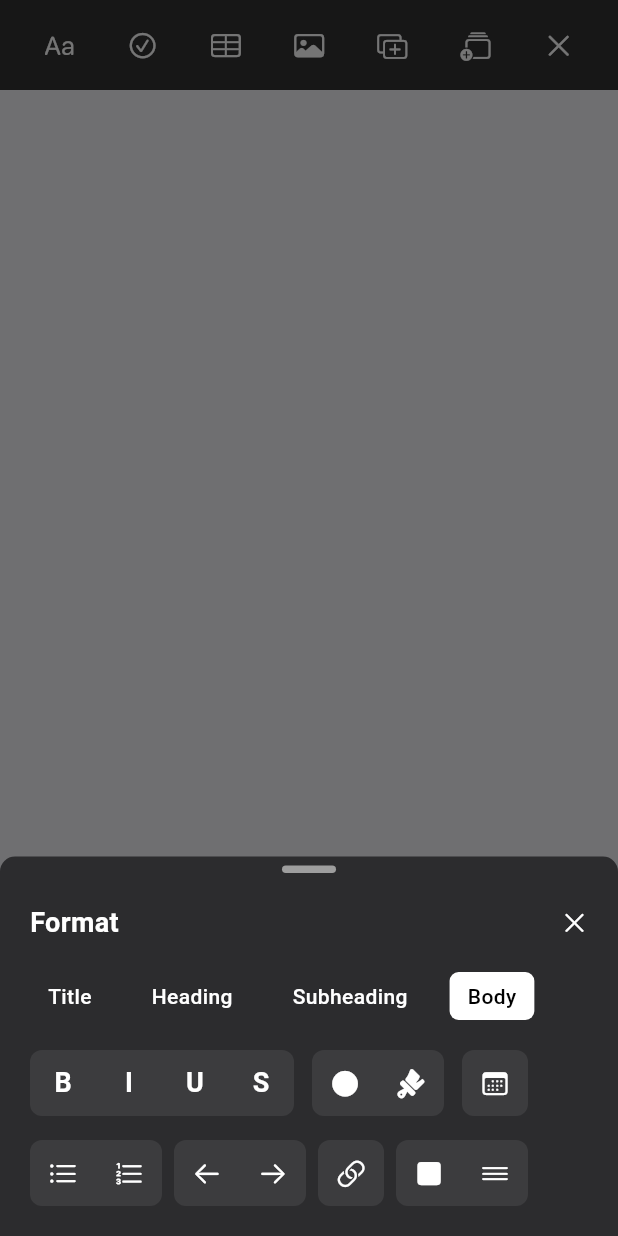
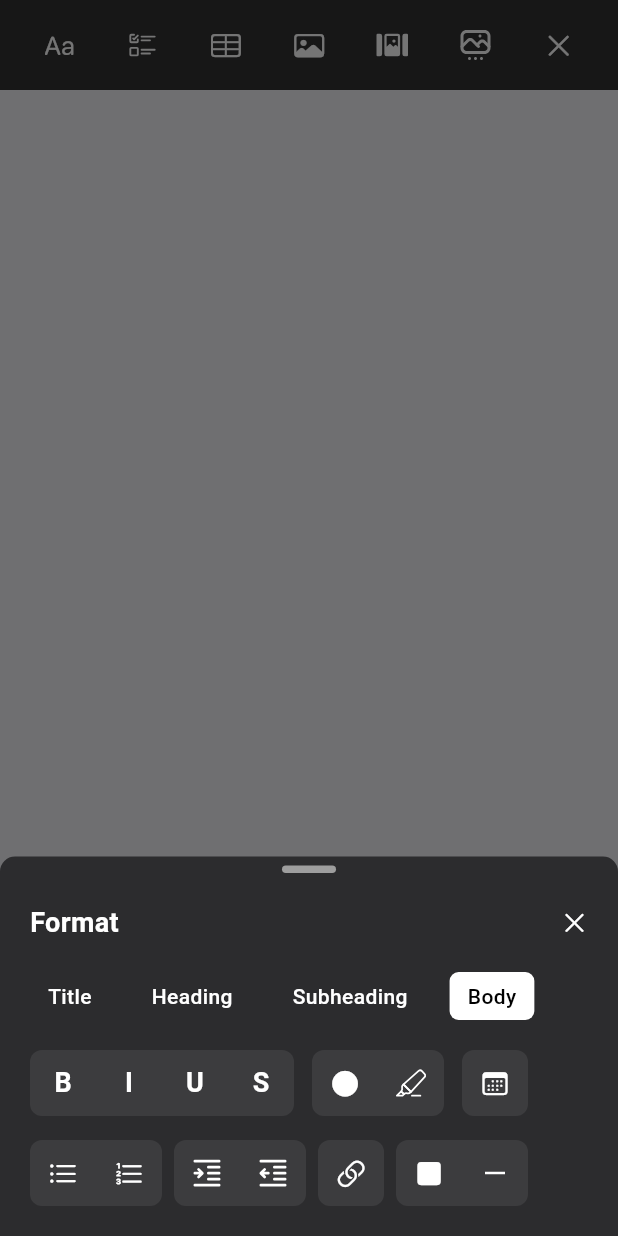
Before and after one commit to WaldronElijah/PicoNotes, a Flutter app: the NoteEditorToolbar widget shown alone on an empty page, opened directly, after a tap on an icon or button, on a phone screen of 412 x 824 dp. Run offline on Flutter 3.47's test engine with Material 3 defaults, Android fonts, the phone set to English and light mode, and no system bars; our stand-ins replace flutter_dotenv, flutter_riverpod, flutter_svg, font_awesome_flutter, google_sign_in, shared_preferences and 1 more; missing offline and left inert: flutter_quill; accounts and stored records are empty; Roboto replaces fonts that are missing (SF Pro Text); project files that could hold a hidden picture were left out.

Commit message:
feat: Integrate custom SVG icons throughout note editor
- Add flutter_svg dependency and SVG asset support
- Create reusable SvgIcon widget with theme-aware rendering
- Update toolbar with custom icons: checklist, carousel, stack
- Enhance format modal with custom marker, indent, and divider icons
- Implement stateful alignment toggle in carousel/stack modals
- Add brand-specific SVG icons for media sources (Pinterest, TikTok, Spotify, Apple Music, SoundCloud)
- Fix SVG parsing issues and optimize icon rendering
- Maintain consistent design language while adding custom branding
- Improve user experience with larger, more recognizable icons

This update significantly enhances the visual identity of the note editor
while maintaining full functionality and performance.

```diff
--- /dev/null
+++ b/lib/core/widgets/svg_icon.dart
@@ -0,0 +1,54 @@
+import 'package:flutter/material.dart';
+import 'package:flutter_svg/flutter_svg.dart';
+
+class SvgIcon extends StatelessWidget {
+  /// Pass either a bare name like '021-carousel'
+  /// or a full path like 'assets/darkmodecollection/svg/021-carousel.svg'
+  const SvgIcon(
+    this.name, {
+    super.key,
+    this.size = 24,
+    this.color,
+    this.semanticsLabel,
+  });
+
+  final String name;
+  final double size;
+  final Color? color;
+  final String? semanticsLabel;
+
+  String _resolvePath(BuildContext context) {
+    // Since we're only using dark mode icons for now
+    final isDark = true; // Theme.of(context).brightness == Brightness.dark;
+
+    // sanitize quotes/spaces that may come from lists/json
+    final raw = name.replaceAll('"', '').trim();
+
+    // If caller passed a full path, use it
+    if (raw.startsWith('assets/')) {
+      return raw.endsWith('.svg') ? raw : '$raw.svg';
+    }
+
+    // Otherwise build the themed path (dark mode only for now)
+    final base = isDark
+        ? 'assets/darkmodecollection/svg'
+        : 'assets/lightmodecollection/svg';
+    final filename = raw.endsWith('.svg') ? raw : '$raw.svg';
+    return '$base/$filename';
+  }
+
+  @override
+  Widget build(BuildContext context) {
+    final path = _resolvePath(context);
+
+    return SvgPicture.asset(
+      path,
+      width: size,
+      height: size,
+      colorFilter: color != null
+          ? ColorFilter.mode(color!, BlendMode.srcIn)
+          : null,
+      placeholderBuilder: (_) => SizedBox(width: size, height: size),
+    );
+  }
+}
--- a/lib/features/note_editor/presentation/widgets/note_editor_toolbar.dart
+++ b/lib/features/note_editor/presentation/widgets/note_editor_toolbar.dart
@@ -1,6 +1,7 @@
 import 'package:flutter/material.dart';
 import 'package:flutter/cupertino.dart';
 import 'custom_modals.dart';
+import '../../../../core/widgets/svg_icon.dart';
 
 class NoteEditorToolbar extends StatelessWidget {
   final VoidCallback? onFormatTap;
@@ -37,7 +38,7 @@ class NoteEditorToolbar extends StatelessWidget {
           // 1. Format button
           _buildToolbarIconButton(
             context,
-            CupertinoIcons.textformat,
+            const Icon(CupertinoIcons.textformat, color: Colors.white, size: 20),
             onTap: onFormatTap ?? () => CustomModals.showFormatModal(
               context,
               onBold: null,
@@ -57,35 +58,35 @@ class NoteEditorToolbar extends StatelessWidget {
           // 2. Checklist button
           _buildToolbarIconButton(
             context,
-            CupertinoIcons.check_mark_circled,
+            const SvgIcon('006-checklist', size: 20, color: Colors.white),
             onTap: onChecklistTap ?? () => CustomModals.showChecklistModal(context),
           ),
 
           // 3. Table button
           _buildToolbarIconButton(
             context,
-            CupertinoIcons.table,
+            const Icon(CupertinoIcons.table, color: Colors.white, size: 20),
             onTap: onTableTap ?? () => CustomModals.showTableModal(context),
           ),
 
           // 4. Photo gallery bank button
           _buildToolbarIconButton(
             context,
-            CupertinoIcons.photo,
+            const Icon(CupertinoIcons.photo, color: Colors.white, size: 20),
             onTap: onMediaTap ?? () => CustomModals.showMediaModal(context),
           ),
 
           // 5. Carousel button (layout)
           _buildToolbarIconButton(
             context,
-            CupertinoIcons.plus_rectangle_on_rectangle,
+            const SvgIcon('021-carousel', size: 24, color: Colors.white),
             onTap: onCarouselTap ?? () => CustomModals.showCarouselModal(context),
           ),
 
           // 6. Stack button
           _buildToolbarIconButton(
             context,
-            CupertinoIcons.rectangle_stack_badge_plus,
+            const SvgIcon('019-stack', size: 24, color: Colors.white),
             onTap: onStackTap ?? () => CustomModals.showStackModal(context),
           ),
 
@@ -99,7 +100,7 @@ class NoteEditorToolbar extends StatelessWidget {
           // 8. X button (close/dismiss)
           _buildToolbarIconButton(
             context,
-            CupertinoIcons.xmark,
+            const Icon(CupertinoIcons.xmark, color: Colors.white, size: 20),
             onTap: onCloseTap ?? () => FocusScope.of(context).unfocus(),
           ),
         ],
@@ -133,7 +134,7 @@ class NoteEditorToolbar extends StatelessWidget {
 
   Widget _buildToolbarIconButton(
     BuildContext context,
-    IconData icon, {
+    Widget icon, {
     Color? color,
     VoidCallback? onTap,
   }) {
@@ -143,11 +144,7 @@ class NoteEditorToolbar extends StatelessWidget {
         width: 32,
         height: 32,
         alignment: Alignment.center,
-        child: Icon(
-          icon,
-          color: color ?? Colors.white,
-          size: 20,
-        ),
+        child: icon,
       ),
     );
   }
@@ -160,9 +157,9 @@ class NoteEditorToolbar extends StatelessWidget {
         context,
         'AI Options',
         [
-          _buildModalIconOption('Summarize', CupertinoIcons.doc_text, context),
-          _buildModalIconOption('Generate Ideas', CupertinoIcons.lightbulb, context),
-          _buildModalIconOption('Improve Writing', CupertinoIcons.pencil_outline, context),
+          _buildModalIconOption('Summarize', const Icon(CupertinoIcons.doc_text, color: Colors.white, size: 17), context),
+          _buildModalIconOption('Generate Ideas', const Icon(CupertinoIcons.lightbulb, color: Colors.white, size: 17), context),
+          _buildModalIconOption('Improve Writing', const Icon(CupertinoIcons.pencil_outline, color: Colors.white, size: 17), context),
         ],
       ),
     );
@@ -214,7 +211,7 @@ class NoteEditorToolbar extends StatelessWidget {
     );
   }
 
-  Widget _buildModalIconOption(String title, IconData icon, BuildContext context) {
+  Widget _buildModalIconOption(String title, Widget icon, BuildContext context) {
     return GestureDetector(
       onTap: () => Navigator.of(context).pop(),
       child: Container(
@@ -222,10 +219,10 @@ class NoteEditorToolbar extends StatelessWidget {
         padding: const EdgeInsets.symmetric(horizontal: 20),
         child: Row(
           children: [
-            Icon(
-              icon,
-              color: Colors.white,
-              size: 17,
+            SizedBox(
+              width: 17,
+              height: 17,
+              child: icon,
             ),
             const SizedBox(width: 12),
             Text(
--- a/pubspec.yaml
+++ b/pubspec.yaml
@@ -15,6 +15,7 @@ dependencies:
   flutter_dotenv: ^5.1.0
   font_awesome_flutter: ^10.6.0
   flutter_staggered_grid_view: ^0.7.0
+  flutter_svg: ^2.0.10+1
 
   # Authentication
   google_sign_in: ^6.1.0
@@ -40,3 +41,5 @@ flutter:
     - .env
     - media/
     - assets/icons/
+    - assets/darkmodecollection/svg/
+    - assets/lightmodecollection/svg/
```
Also changed, not shown: lib/features/note_editor/presentation/widgets/custom_modals.dart (+129 -112 lines), assets/darkmodecollection/svg/001-pintrest.svg (renamed from assets/darkmodecollection/svg/001-social.svg), assets/darkmodecollection/svg/002-tiktok.svg (renamed from assets/darkmodecollection/svg/002-social-media.svg), assets/darkmodecollection/svg/004-applemusic.svg (renamed from assets/darkmodecollection/svg/004-music.svg), assets/darkmodecollection/svg/015-marker.svg, assets/darkmodecollection/svg/020-slideshow-1.svg (deleted), assets/lightmodecollection/svg/007-pintrest.svg (renamed from assets/lightmodecollection/svg/007-social.svg), assets/lightmodecollection/svg/008-tiktok.svg (renamed from assets/lightmodecollection/svg/008-social-media.svg), assets/lightmodecollection/svg/010-applemusic.svg (renamed from assets/lightmodecollection/svg/010-music.svg).
